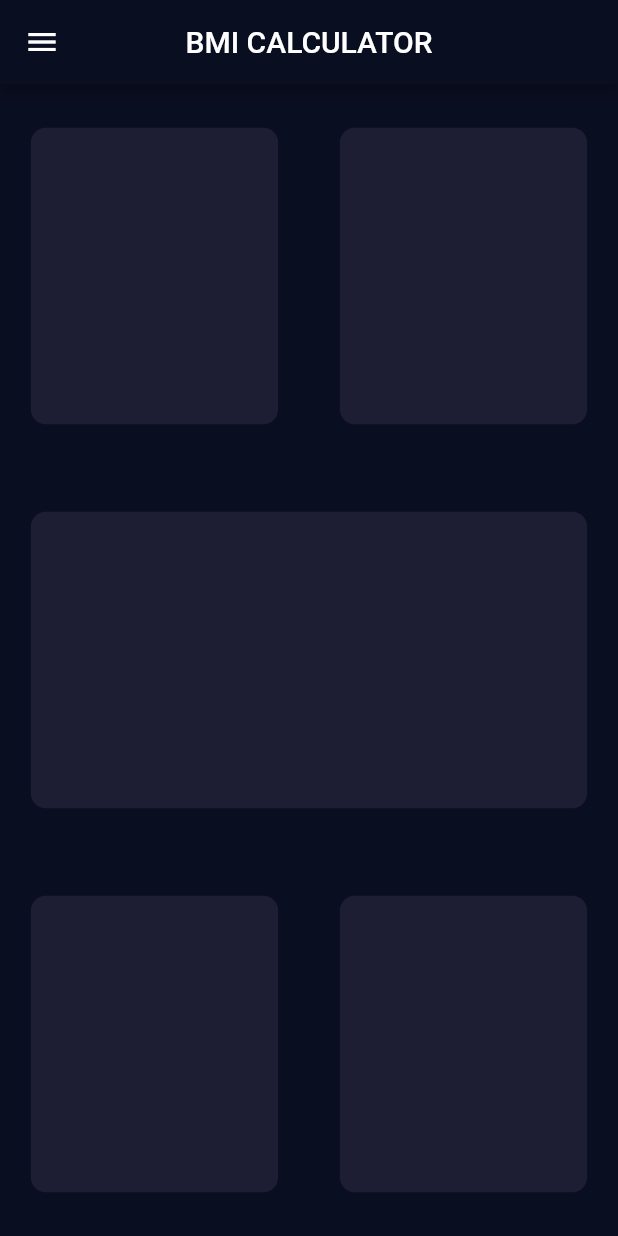
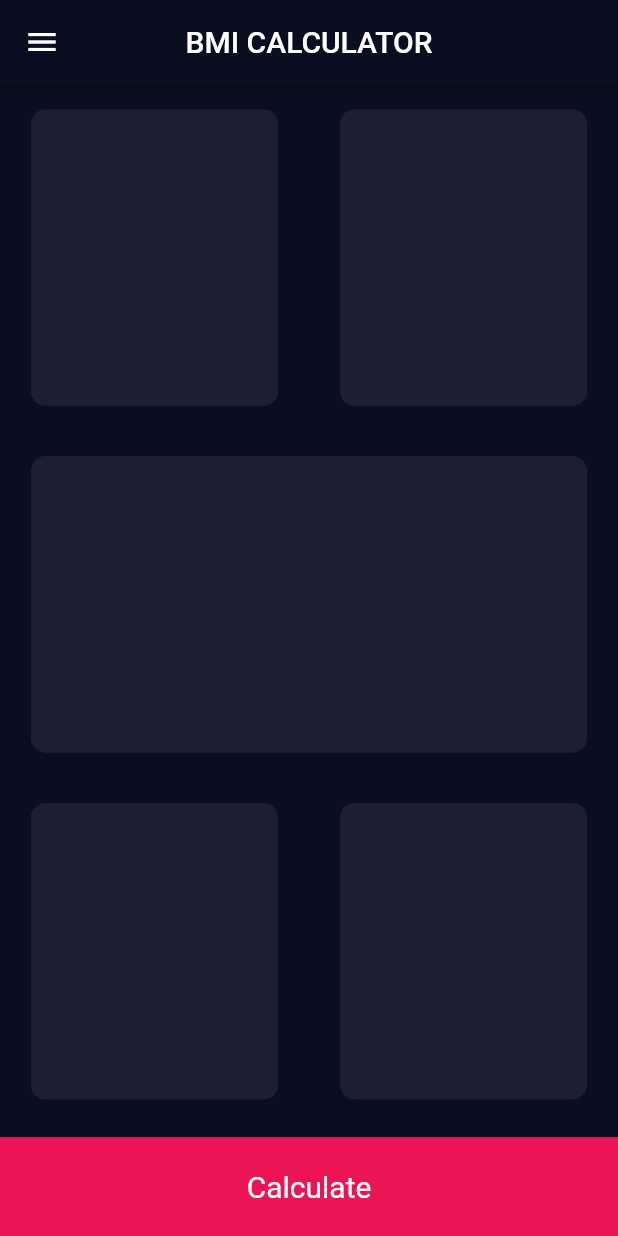
Before and after one commit to Aphosishiro/BMI, a Flutter app: the screen it shows after launch, on a phone screen of 412 x 824 dp. Run offline on Flutter 3.47's test engine with Material 2 defaults, Android fonts, the phone set to English and light mode, and no system bars.

Commit message:
added card child property

```diff
--- a/lib/screens/home.dart
+++ b/lib/screens/home.dart
@@ -1,5 +1,8 @@
 import 'package:bmi_calculator/screens/reusablecard.dart';
 import 'package:flutter/material.dart';
+
+const activeCardColor = Color(0xFF1D1E33);
+const bottomContainerColor = Color(0xFFEB1555);
 
 class Home extends StatefulWidget {
   const Home({super.key});
@@ -11,35 +14,68 @@ class Home extends StatefulWidget {
 class _HomeState extends State<Home> {
   @override
   Widget build(BuildContext context) {
+    Size size = MediaQuery.of(context).size;
+
+    final bottomContainerHeight = size.height * 0.08;
+
     return Scaffold(
       appBar: AppBar(
         leading: const Icon(Icons.menu),
         title: const Text("BMI CALCULATOR"),
         centerTitle: true,
       ),
-      body: const Column(
+      body: Column(
         children: [
-          Expanded(
+          const Expanded(
             child: Row(
               children: [
-                ReuseableCard(color: Color(0xFF1D1E33)),
-                ReuseableCard(color: Color(0xFF1D1E33)),
+                ReuseableCard(
+                  color: activeCardColor,
+                  cardChild: Column(),
+                ),
+                ReuseableCard(
+                  color: activeCardColor,
+                  cardChild: Column(),
+                ),
               ],
             ),
           ),
-          Expanded(
+          const Expanded(
             child: Row(
               children: [
-                ReuseableCard(color: Color(0xFF1D1E33)),
+                ReuseableCard(
+                  color: activeCardColor,
+                  cardChild: Column(),
+                ),
               ],
             ),
           ),
-          Expanded(
+          const Expanded(
             child: Row(
               children: [
-                ReuseableCard(color: Color(0xFF1D1E33)),
-                ReuseableCard(color: Color(0xFF1D1E33)),
+                ReuseableCard(
+                  color: activeCardColor,
+                  cardChild: Column(),
+                ),
+                ReuseableCard(
+                  color: activeCardColor,
+                  cardChild: Column(),
+                ),
               ],
+            ),
+          ),
+          Container(
+            margin: EdgeInsets.only(top: size.height * 0.01),
+            height: bottomContainerHeight,
+            width: double.infinity,
+            color: bottomContainerColor,
+            child: const Center(
+              child: Text(
+                "Calculate",
+                style: TextStyle(
+                  fontSize: 20,
+                ),
+              ),
             ),
           ),
         ],
--- a/lib/screens/reusablecard.dart
+++ b/lib/screens/reusablecard.dart
@@ -1,9 +1,10 @@
 import 'package:flutter/material.dart';
 
 class ReuseableCard extends StatelessWidget {
-  const ReuseableCard({super.key, required this.color});
+  const ReuseableCard({super.key, required this.color, required this.cardChild});
 
   final Color color;
+  final Widget cardChild;
 
   @override
   Widget build(BuildContext context) {
--- a/pubspec.yaml
+++ b/pubspec.yaml
@@ -35,6 +35,7 @@ dependencies:
   # The following adds the Cupertino Icons font to your application.
   # Use with the CupertinoIcons class for iOS style icons.
   cupertino_icons: ^1.0.2
+  font_awesome_flutter: ^10.4.0
 
 dev_dependencies:
   flutter_test:
```
Also changed, not shown: pubspec.lock.
